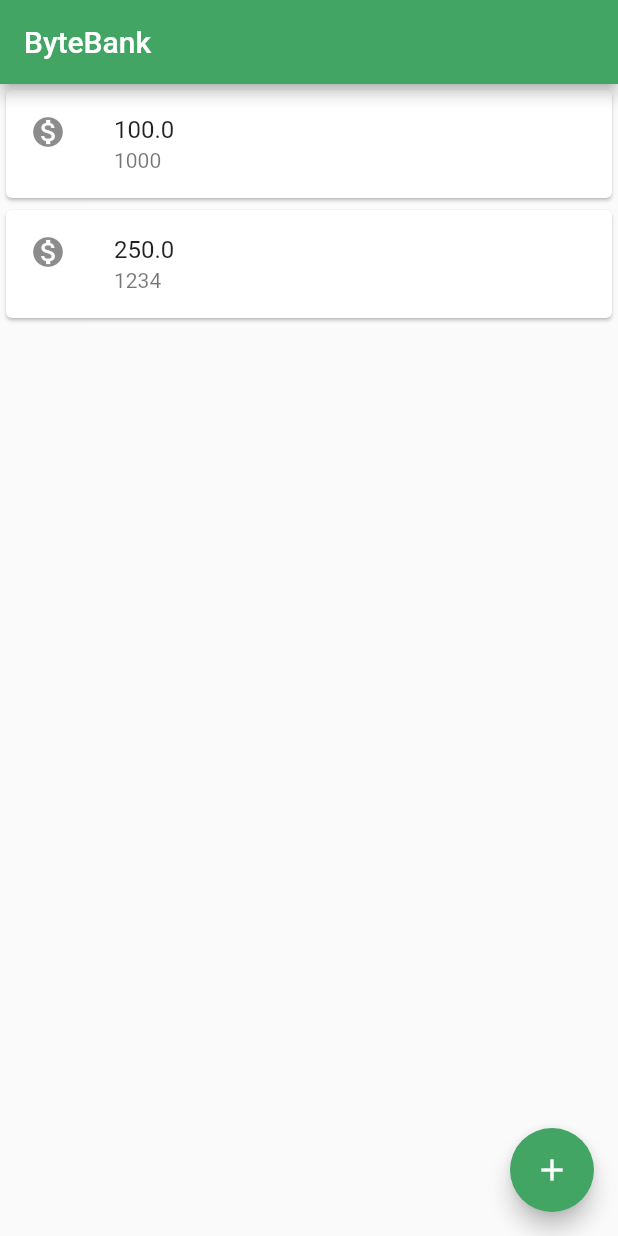
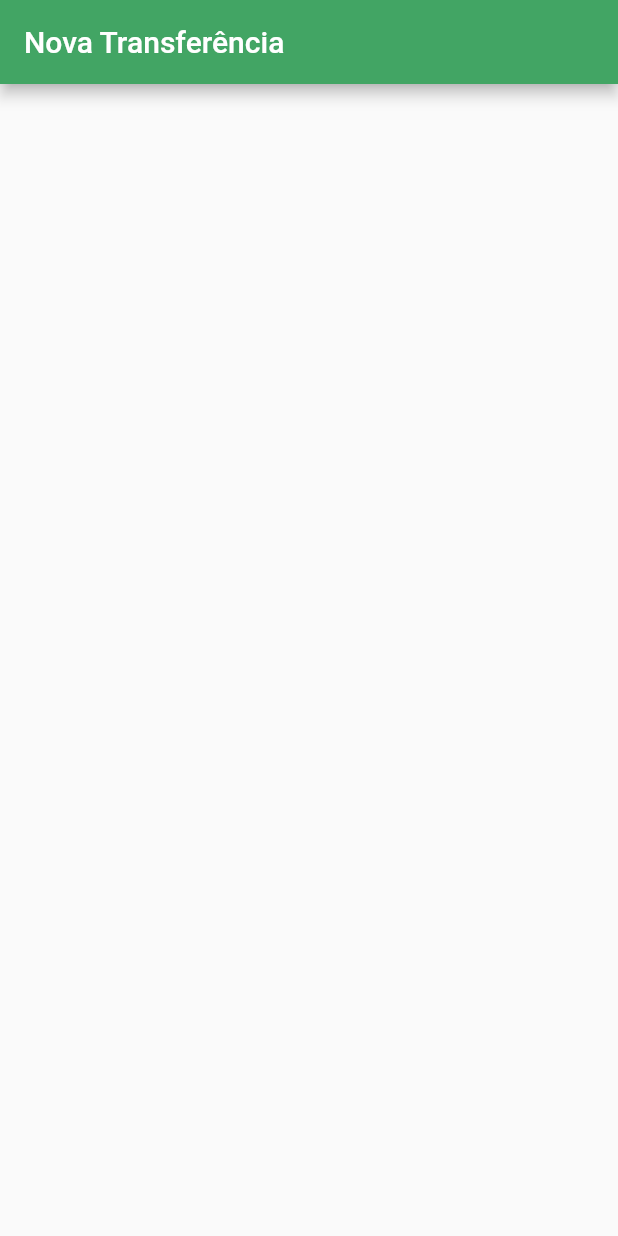
Before and after one commit to Allencs16/Bytebank-flutter, a Flutter app: the screen it shows after launch, on a phone screen of 412 x 824 dp. Run offline on Flutter 3.47's test engine with Material 2 defaults, Android fonts, the phone set to English and light mode, and no system bars.

Commit message:
Refatoration and new page New Transfer

```diff
--- a/lib/main.dart
+++ b/lib/main.dart
@@ -3,20 +3,31 @@
 import 'package:flutter/material.dart';
 
 void main() {
-  runApp(MaterialApp(
-    home: Scaffold(
+  runApp(ByteBankApp());
+}
+
+class ByteBankApp extends StatelessWidget {
+  @override
+  Widget build(BuildContext context){
+    return MaterialApp(
+      home: Scaffold(
+        body: FormularioTransferencia()
+      ),
+    );
+  }
+}
+
+class FormularioTransferencia extends StatelessWidget {
+
+  @override
+  Widget build(BuildContext context){
+    return Scaffold(
       appBar: AppBar(
-        title: const Text('ByteBank'),
-        backgroundColor: const Color.fromARGB(255, 66, 165, 100),
+        title: Text('Nova Transferência'),
+        backgroundColor: const Color.fromARGB(255, 66, 165, 100)
       ),
-      body: ListaTrasferencias(),
-      floatingActionButton: FloatingActionButton(
-        onPressed: () => Printar('mensagem'),
-        child: Icon(Icons.add),
-        backgroundColor: const Color.fromARGB(255, 66, 165, 100),
-      ),
-    ),
-  ));
+    );
+  }
 }
 
 class ListaTrasferencias extends StatelessWidget {
@@ -24,16 +35,22 @@ class ListaTrasferencias extends StatelessWidget {
   @override
   Widget build(BuildContext context){
 
-    return Column(
+    return Scaffold(
       // ignore: prefer_const_literals_to_create_immutables
-      children: [
+      appBar: AppBar(
+        title: const Text('ByteBank'),
+        backgroundColor: const Color.fromARGB(255, 66, 165, 100),
+      ),
+      body:
         ItemTranferencias(Transferencia(100.0, 1000)),
-        ItemTranferencias(Transferencia(250.0, 1234))
-      ],
+      floatingActionButton: FloatingActionButton(
+        onPressed: () => Printar('mensagem'),
+        child: Icon(Icons.add),
+        backgroundColor: const Color.fromARGB(255, 66, 165, 100),
+      ),
     );
   }
 }
-
 class ItemTranferencias extends StatelessWidget {
 
   final Transferencia _transferencia;
```
